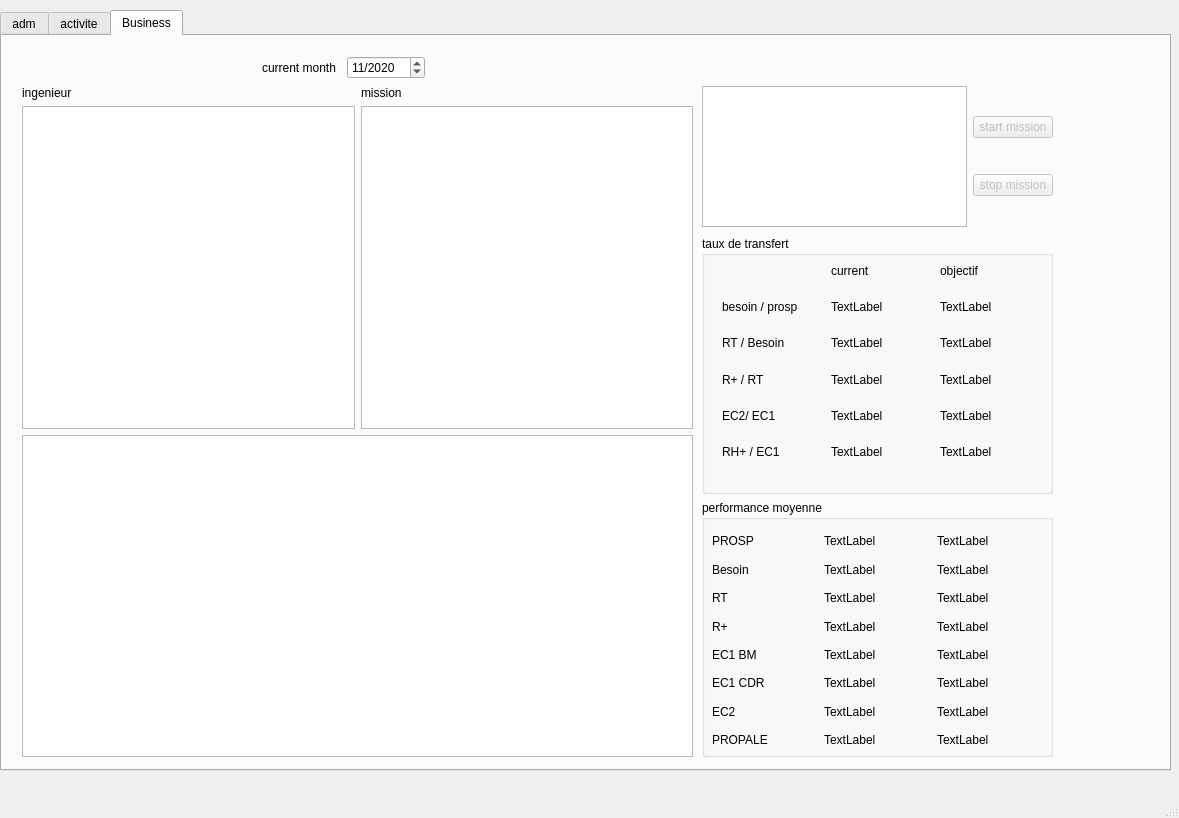
Before: the Qt Designer form sources/views/mainWindow.ui in thrichert/softy, drawn with Qt 5.
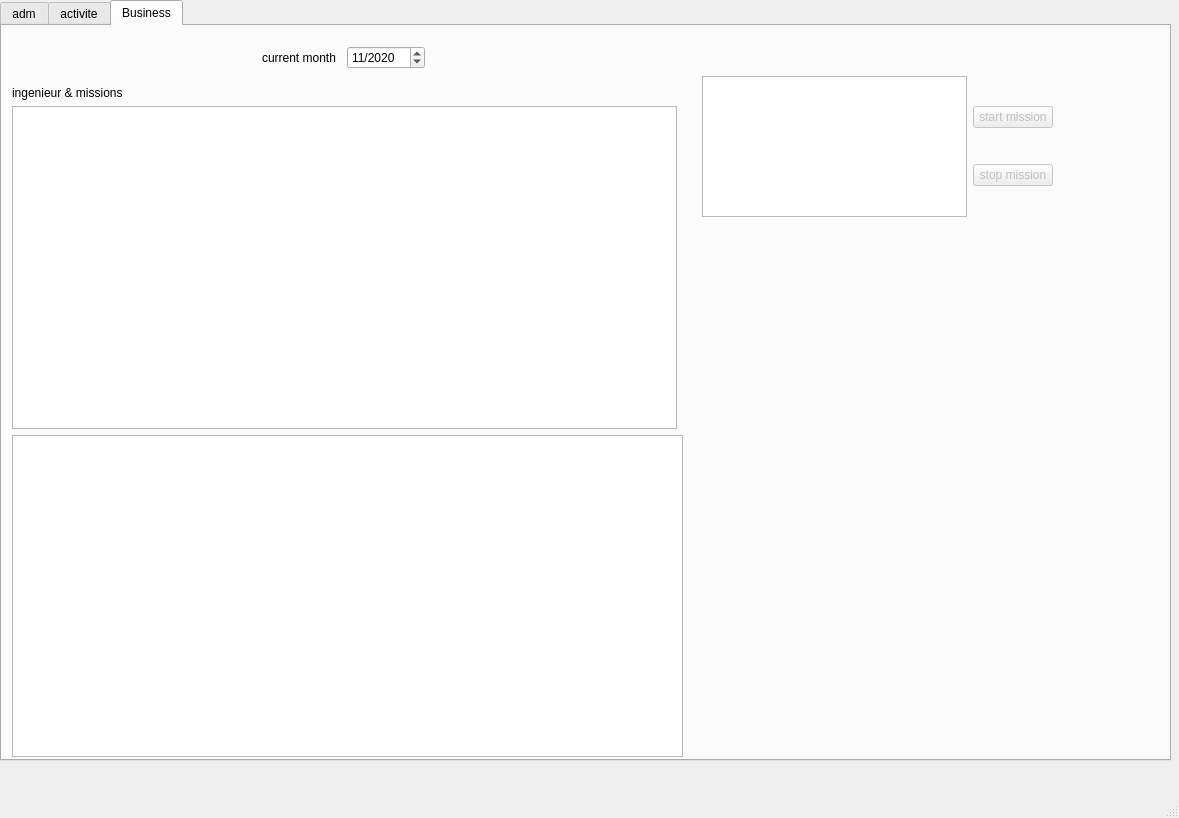
After: the same form once the commit is applied. The open tabs and pages were chosen to show the change.

The edit to the form file:
```diff
--- a/sources/views/mainWindow.ui
+++ b/sources/views/mainWindow.ui
@@ -18,7 +18,7 @@
     <property name="geometry">
      <rect>
       <x>0</x>
-      <y>10</y>
+      <y>0</y>
       <width>1171</width>
       <height>761</height>
      </rect>
@@ -237,68 +237,23 @@
        </property>
       </widget>
      </widget>
-    </widget>
-    <widget class="QWidget" name="Buiness">
-     <attribute name="title">
-      <string>Business</string>
-     </attribute>
-     <widget class="QWidget" name="layoutWidget">
+     <widget class="QWidget" name="">
       <property name="geometry">
        <rect>
-        <x>260</x>
-        <y>20</y>
-        <width>163</width>
-        <height>24</height>
+        <x>20</x>
+        <y>410</y>
+        <width>981</width>
+        <height>311</height>
        </rect>
       </property>
-      <layout class="QHBoxLayout" name="horizontalLayout_2">
-       <item>
-        <widget class="QLabel" name="label">
-         <property name="text">
-          <string>current month</string>
-         </property>
-        </widget>
-       </item>
-       <item>
-        <widget class="QDateEdit" name="business_current_month_select">
-         <property name="displayFormat">
-          <string>MM/yyyy</string>
-         </property>
-         <property name="date">
-          <date>
-           <year>2020</year>
-           <month>11</month>
-           <day>1</day>
-          </date>
-         </property>
-        </widget>
-       </item>
-      </layout>
-     </widget>
-     <widget class="QWidget" name="layoutWidget">
-      <property name="geometry">
-       <rect>
-        <x>700</x>
-        <y>200</y>
-        <width>351</width>
-        <height>521</height>
-       </rect>
-      </property>
-      <layout class="QVBoxLayout" name="verticalLayout">
+      <layout class="QHBoxLayout" name="horizontalLayout_6">
        <item>
         <widget class="QGroupBox" name="groupBox_5">
          <property name="title">
           <string>taux de transfert</string>
          </property>
-         <widget class="QWidget" name="layoutWidget">
-          <property name="geometry">
-           <rect>
-            <x>20</x>
-            <y>20</y>
-            <width>321</width>
-            <height>211</height>
-           </rect>
-          </property>
+         <layout class="QHBoxLayout" name="horizontalLayout_4">
+          <item>
           <layout class="QGridLayout" name="gridLayout">
            <item row="0" column="1">
             <widget class="QLabel" name="label_4">
@@ -324,14 +279,7 @@
            <item row="1" column="1">
             <widget class="QLabel" name="label_3">
              <property name="text">
-              <string>TextLabel</string>
-             </property>
-            </widget>
-           </item>
-           <item row="1" column="2">
-            <widget class="QLabel" name="label_6">
-             <property name="text">
-              <string>TextLabel</string>
+               <string>/</string>
              </property>
             </widget>
            </item>
@@ -342,17 +290,10 @@
              </property>
             </widget>
            </item>
-           <item row="2" column="1">
-            <widget class="QLabel" name="label_11">
+            <item row="3" column="2">
+             <widget class="QLabel" name="ia_obj_Rplus_per_RT">
              <property name="text">
-              <string>TextLabel</string>
-             </property>
-            </widget>
-           </item>
-           <item row="2" column="2">
-            <widget class="QLabel" name="label_15">
-             <property name="text">
-              <string>TextLabel</string>
+               <string>33%</string>
              </property>
             </widget>
            </item>
@@ -366,14 +307,35 @@
            <item row="3" column="1">
             <widget class="QLabel" name="label_12">
              <property name="text">
-              <string>TextLabel</string>
+               <string>/</string>
              </property>
             </widget>
            </item>
-           <item row="3" column="2">
-            <widget class="QLabel" name="label_16">
+            <item row="2" column="2">
+             <widget class="QLabel" name="ia_obj_RT_per_Besoin">
              <property name="text">
-              <string>TextLabel</string>
+               <string>66%</string>
+              </property>
+             </widget>
+            </item>
+            <item row="5" column="1">
+             <widget class="QLabel" name="ia_RHPLUS_per_EC1">
+              <property name="text">
+               <string>/</string>
+              </property>
+             </widget>
+            </item>
+            <item row="5" column="0">
+             <widget class="QLabel" name="label_10">
+              <property name="text">
+               <string>RH+ / EC1</string>
+              </property>
+             </widget>
+            </item>
+            <item row="4" column="1">
+             <widget class="QLabel" name="ia_EC2_per_EC1">
+              <property name="text">
+               <string>/</string>
              </property>
             </widget>
            </item>
@@ -384,43 +346,23 @@
              </property>
             </widget>
            </item>
-           <item row="4" column="1">
-            <widget class="QLabel" name="label_13">
-             <property name="text">
-              <string>TextLabel</string>
-             </property>
-            </widget>
-           </item>
            <item row="4" column="2">
             <widget class="QLabel" name="label_17">
              <property name="text">
-              <string>TextLabel</string>
-             </property>
-            </widget>
-           </item>
-           <item row="5" column="0">
-            <widget class="QLabel" name="label_10">
-             <property name="text">
-              <string>RH+ / EC1</string>
-             </property>
-            </widget>
-           </item>
-           <item row="5" column="1">
-            <widget class="QLabel" name="label_14">
-             <property name="text">
-              <string>TextLabel</string>
+               <string>33%</string>
              </property>
             </widget>
            </item>
            <item row="5" column="2">
             <widget class="QLabel" name="label_18">
              <property name="text">
-              <string>TextLabel</string>
+               <string>9%</string>
              </property>
             </widget>
            </item>
           </layout>
-         </widget>
+          </item>
+         </layout>
         </widget>
        </item>
        <item>
@@ -428,15 +370,8 @@
          <property name="title">
           <string>performance moyenne</string>
          </property>
-         <widget class="QWidget" name="layoutWidget">
-          <property name="geometry">
-           <rect>
-            <x>10</x>
-            <y>30</y>
-            <width>331</width>
-            <height>221</height>
-           </rect>
-          </property>
+         <layout class="QHBoxLayout" name="horizontalLayout_5">
+          <item>
           <layout class="QGridLayout" name="gridLayout_2">
            <item row="0" column="0">
             <widget class="QLabel" name="label_19">
@@ -607,44 +542,73 @@
             </widget>
            </item>
           </layout>
-         </widget>
-        </widget>
+          </item>
+         </layout>
+        </widget>
+       </item>
+      </layout>
+     </widget>
+    </widget>
+    <widget class="QWidget" name="Buiness">
+     <attribute name="title">
+      <string>Business</string>
+     </attribute>
+     <widget class="QWidget" name="layoutWidget">
+      <property name="geometry">
+       <rect>
+        <x>260</x>
+        <y>20</y>
+        <width>163</width>
+        <height>24</height>
+       </rect>
+      </property>
+      <layout class="QHBoxLayout" name="horizontalLayout_2">
+       <item>
+        <widget class="QLabel" name="label">
+         <property name="text">
+          <string>current month</string>
+         </property>
+        </widget>
        </item>
+       <item>
+        <widget class="QDateEdit" name="business_current_month_select">
+         <property name="displayFormat">
+          <string>MM/yyyy</string>
+         </property>
+         <property name="date">
+          <date>
+           <year>2020</year>
+           <month>11</month>
+           <day>1</day>
+          </date>
+         </property>
+        </widget>
+       </item>
       </layout>
      </widget>
      <widget class="QWidget" name="layoutWidget">
       <property name="geometry">
        <rect>
-        <x>20</x>
-        <y>50</y>
+        <x>10</x>
+        <y>60</y>
         <width>671</width>
         <height>671</height>
        </rect>
       </property>
       <layout class="QGridLayout" name="gridLayout_3">
-       <item row="1" column="0">
-        <widget class="QTableView" name="business_ing_IO"/>
-       </item>
-       <item row="2" column="0" colspan="2">
+       <item row="3" column="0" colspan="2">
         <widget class="QGraphicsView" name="graphicsView"/>
        </item>
-       <item row="0" column="0">
+       <item row="2" column="0">
+        <widget class="QTableView" name="business_ing_table"/>
+       </item>
+       <item row="1" column="0">
         <widget class="QLabel" name="label_43">
          <property name="text">
-          <string>ingenieur</string>
+          <string>ingenieur &amp; missions</string>
          </property>
         </widget>
        </item>
-       <item row="0" column="1">
-        <widget class="QLabel" name="label_44">
-         <property name="text">
-          <string>mission</string>
-         </property>
-        </widget>
-       </item>
-       <item row="1" column="1">
-        <widget class="QTableView" name="business_mission_start_stop"/>
-       </item>
       </layout>
      </widget>
      <widget class="QWidget" name="layoutWidget">
```
Left out of the diff: 24 changed lines with no effect on the pictures. Lines whose indentation alone changed are shown as unchanged.
